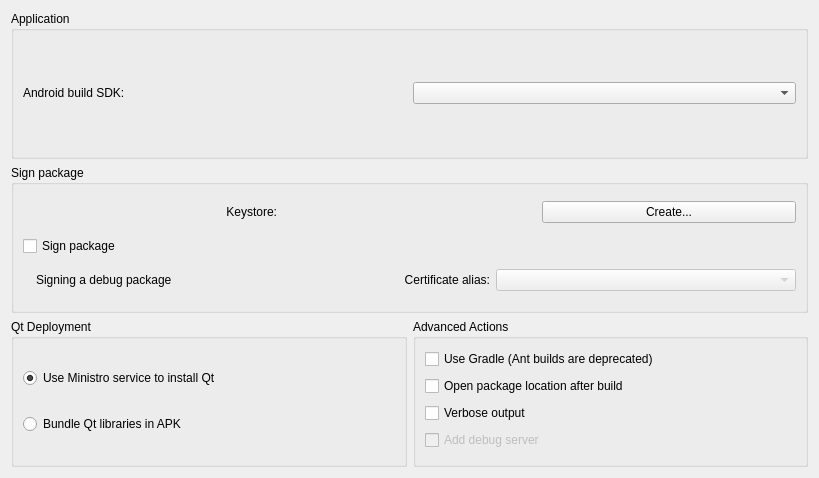
This is src/plugins/android/androidbuildapkwidget.ui in qt-creator/qt-creator as Qt 5 draws it before an edit. The edited form follows.
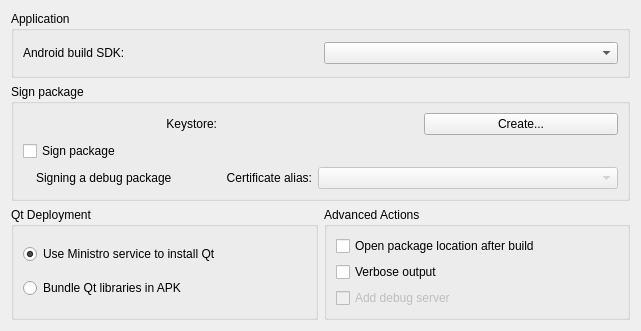
This is the edited form. Custom widgets are drawn as their Qt base class.

Commit message:
Android: Remove Ant and make gradle as the default java build tool
All GUI options to choose between  ant and gradle are removed.
Gradle is the only java build tool used now.

Patch:
```diff
--- a/src/plugins/android/androidbuildapkwidget.ui
+++ b/src/plugins/android/androidbuildapkwidget.ui
@@ -6,8 +6,8 @@
    <rect>
     <x>0</x>
     <y>0</y>
-    <width>819</width>
-    <height>478</height>
+    <width>641</width>
+    <height>331</height>
    </rect>
   </property>
   <property name="windowTitle">
@@ -145,66 +145,21 @@
       <string>Advanced Actions</string>
      </property>
      <layout class="QGridLayout" name="gridLayout">
-      <item row="0" column="0">
-       <widget class="QCheckBox" name="useGradleCheckBox">
-        <property name="sizePolicy">
-         <sizepolicy hsizetype="Maximum" vsizetype="Fixed">
-          <horstretch>0</horstretch>
-          <verstretch>0</verstretch>
-         </sizepolicy>
-        </property>
-        <property name="text">
-         <string>Use Gradle (Ant builds are deprecated)</string>
-        </property>
-       </widget>
-      </item>
-      <item row="0" column="1">
-       <widget class="QLabel" name="deprecatedInfoIconLabel">
-        <property name="sizePolicy">
-         <sizepolicy hsizetype="Fixed" vsizetype="Fixed">
-          <horstretch>0</horstretch>
-          <verstretch>0</verstretch>
-         </sizepolicy>
-        </property>
-        <property name="toolTip">
-         <string>Gradle builds are forced from Android SDK tools version 25.3.0 onwards as Ant scripts are no longer available.</string>
-        </property>
-        <property name="text">
-         <string/>
-        </property>
-       </widget>
-      </item>
-      <item row="0" column="2">
-       <spacer name="horizontalSpacer">
-        <property name="orientation">
-         <enum>Qt::Horizontal</enum>
-        </property>
-        <property name="sizeType">
-         <enum>QSizePolicy::Preferred</enum>
-        </property>
-        <property name="sizeHint" stdset="0">
-         <size>
-          <width>0</width>
-          <height>0</height>
-         </size>
-        </property>
-       </spacer>
-      </item>
-      <item row="1" column="0" colspan="3">
+      <item row="0" column="0" colspan="2">
        <widget class="QCheckBox" name="openPackageLocationCheckBox">
         <property name="text">
          <string>Open package location after build</string>
         </property>
        </widget>
       </item>
-      <item row="2" column="0" colspan="3">
+      <item row="1" column="0" colspan="2">
        <widget class="QCheckBox" name="verboseOutputCheckBox">
         <property name="text">
          <string>Verbose output</string>
         </property>
        </widget>
       </item>
-      <item row="3" column="0" colspan="3">
+      <item row="2" column="0" colspan="2">
        <widget class="QCheckBox" name="addDebuggerCheckBox">
         <property name="enabled">
          <bool>false</bool>
```
The commit also changes 15 other files.
